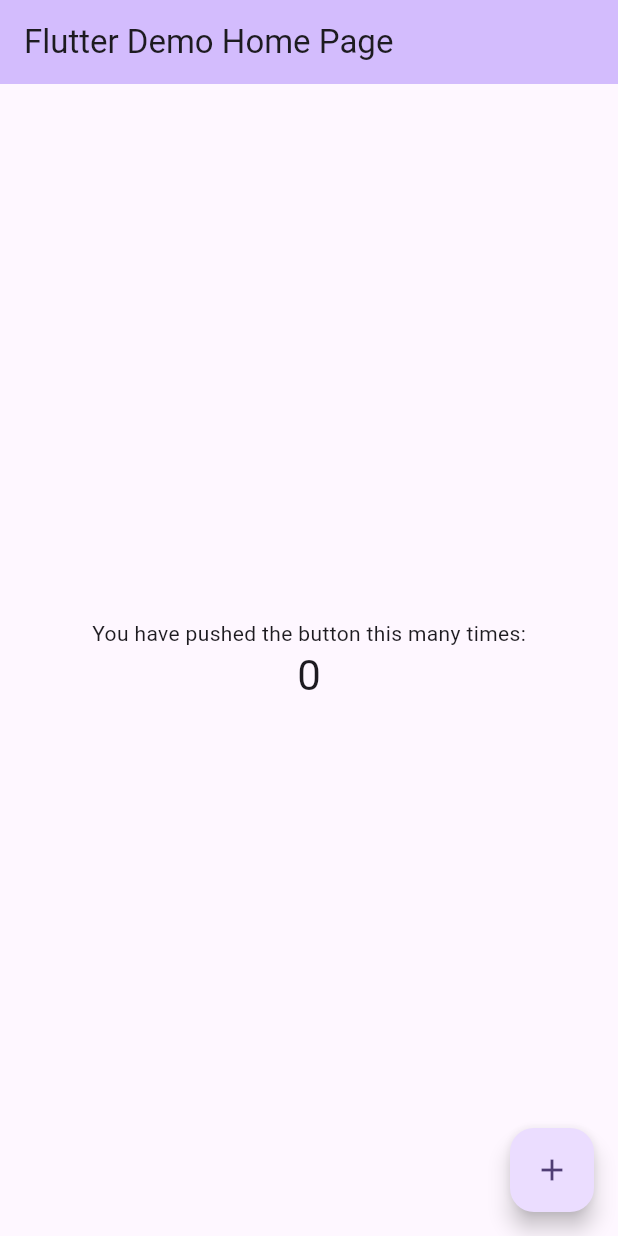
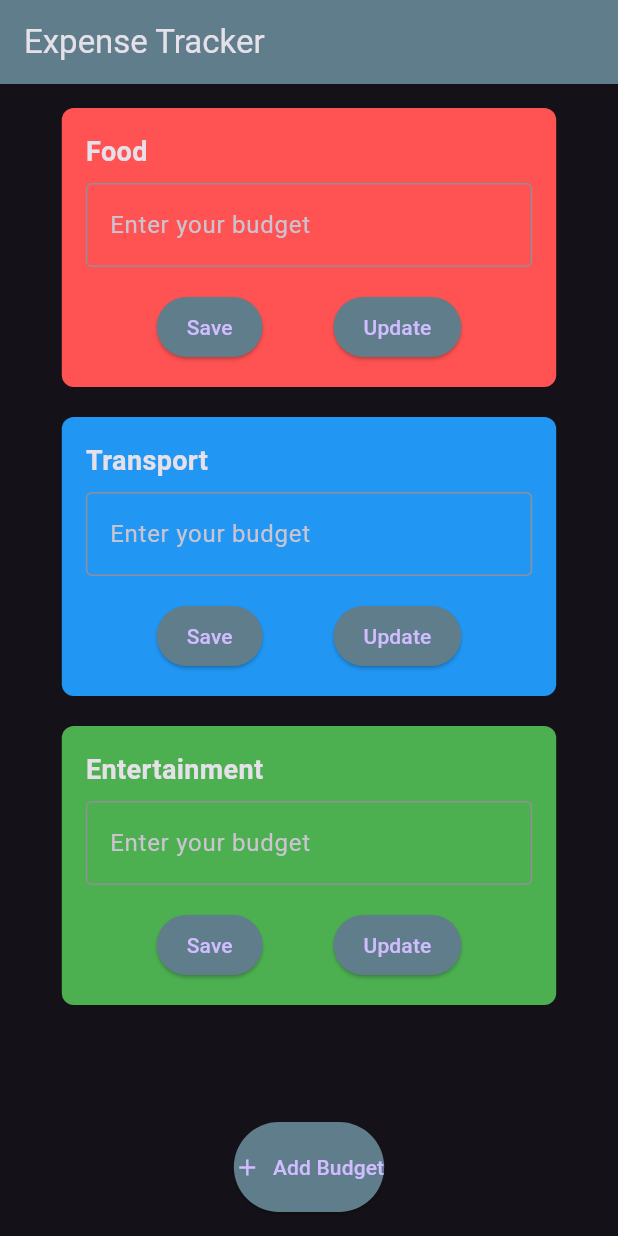
Before and after one commit to Nikitha-Pillai/ExpenseTracker-1, a Flutter app: the screen it shows after launch, on a phone screen of 412 x 824 dp. Run offline on Flutter 3.47's test engine with Material 3 defaults, Android fonts, the light colour scheme and no system bars.

Commit message:
added forms.dart

```diff
--- /dev/null
+++ b/lib/forms.dart
@@ -0,0 +1,115 @@
+import 'package:flutter/material.dart';
+
+class Forms extends StatefulWidget {
+  const Forms({super.key});
+
+  @override
+  State<Forms> createState() => FormsState();
+}
+
+class FormsState extends State<Forms> {
+ final TextEditingController foodController=TextEditingController();
+ final TextEditingController transportController=TextEditingController();
+ final TextEditingController entertainmentController=TextEditingController();
+
+  @override
+  Widget build(BuildContext context) {
+    return Scaffold(
+      appBar: AppBar(
+        title: const Text('Expense Tracker'),
+        backgroundColor: Colors.blueGrey,
+      ),
+      body: Padding(
+        padding: const EdgeInsets.all(16.0),
+        child: Column(
+          crossAxisAlignment: CrossAxisAlignment.center,
+          children: [
+          _buildBudgetCard('Food',Colors.redAccent,foodController),
+          const SizedBox(height: 20),
+          _buildBudgetCard('Transport',Colors.blue,transportController),
+          const SizedBox(height: 20),
+          _buildBudgetCard('Entertainment',Colors.green,entertainmentController),
+          const Spacer(),
+          ElevatedButton.icon(onPressed: (){
+            print('Add budget pressed');
+          },
+          icon: const Icon(Icons.add),
+          label: const Text('Add Budget'),
+          style: ElevatedButton.styleFrom(
+            backgroundColor: Colors.blueGrey,
+            padding: const EdgeInsets.symmetric(vertical: 20),
+        ),
+
+          ),
+        ],
+        ),),
+    );
+  }
+
+Widget _buildBudgetCard(String title,Color color, TextEditingController controller){
+return Center(
+  child: Container(
+    width: MediaQuery.of(context).size.width * 0.8,
+
+    padding: const EdgeInsets.all(16),
+    decoration:BoxDecoration(
+      color: color,
+      borderRadius: BorderRadius.circular(8),
+    ),
+    child: Column(
+      crossAxisAlignment: CrossAxisAlignment.start,
+      children: [
+
+        Text(
+          title,
+          style: const TextStyle(fontSize: 18,fontWeight: FontWeight.bold),
+        ),
+        const SizedBox(height: 8),
+        TextField(
+          controller: controller,
+          decoration: const InputDecoration(
+            labelText: 'Enter your budget',
+            border: OutlineInputBorder(),
+          ),
+          keyboardType: TextInputType.number,
+           ),
+           const SizedBox(height: 16),
+           Row(
+            mainAxisAlignment: MainAxisAlignment.spaceEvenly,
+            children: [
+              ElevatedButton(onPressed: (){
+                print('$title budget saved: ${controller.text}');
+              },
+              style: ElevatedButton.styleFrom(
+                backgroundColor: Colors.blueGrey,
+                padding: const EdgeInsets.symmetric(horizontal: 20),
+              ),
+              child: const Text('Save'),
+              ),
+              ElevatedButton(onPressed: (){
+                print('$title budget updated: ${controller.text}');
+              },
+              style: ElevatedButton.styleFrom(
+                backgroundColor: Colors.blueGrey,
+                padding: const EdgeInsets.symmetric(horizontal: 20),
+              ),
+               child: const Text('Update'),
+               ),
+            ],
+           )
+      ],
+    ),
+  ),
+);
+
+}
+
+ @override
+  void dispose() {
+    // Dispose controllers to avoid memory leaks
+    foodController.dispose();
+    transportController.dispose();
+    entertainmentController.dispose();
+    super.dispose();
+  }
+}
--- a/lib/main.dart
+++ b/lib/main.dart
@@ -1,4 +1,5 @@
 import 'package:flutter/material.dart';
+import 'forms.dart';
 
 void main() {
   runApp(const MyApp());
@@ -11,7 +12,7 @@
   @override
   Widget build(BuildContext context) {
     return MaterialApp(
-      title: 'Flutter Demo',
+      title: 'Expense Tracker',
       theme: ThemeData(
         // This is the theme of your application.
         //
@@ -28,10 +29,13 @@
         //
         // This works for code too, not just values: Most code changes can be
         // tested with just a hot reload.
-        colorScheme: ColorScheme.fromSeed(seedColor: Colors.deepPurple),
-        useMaterial3: true,
+        //colorScheme: ColorScheme.fromSeed(seedColor: Colors.deepPurple),
+       // useMaterial3: true,
       ),
-      home: const MyHomePage(title: 'Flutter Demo Home Page'),
+      darkTheme: ThemeData.dark(),
+      themeMode:ThemeMode.dark ,
+      //home: const MyHomePage(title: 'Flutter Demo Home Page'),
+      home: const Forms(),
     );
   }
 }
```
Also changed, not shown: pubspec.lock.
